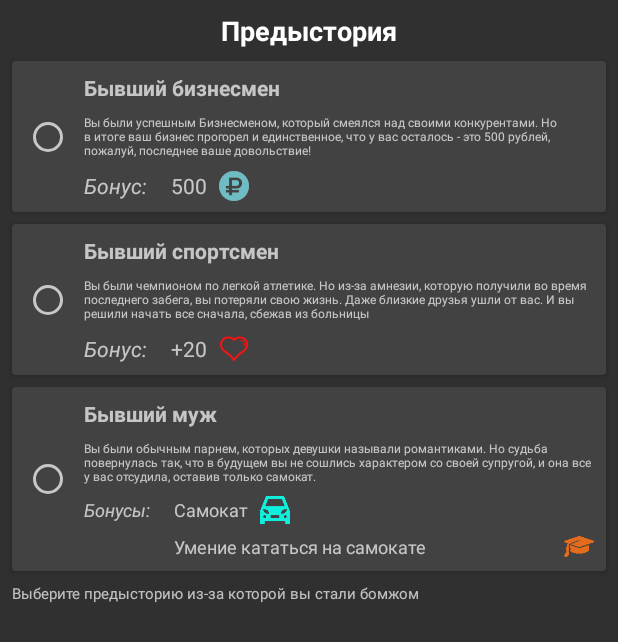
After one commit to rpuxa/Bomjara2, an Android app: the PrehistoryActivity screen opened directly, with no data from a screen before it, on a phone screen of 412 x 824 dp. The commit adds this screen. Shown: the top 642 px of the screen. Run offline under Robolectric (Android 15) with nearby library versions, the phone set to English and light mode, and no system bars.

Commit message:
Rebuild saves add prehistory

```diff
--- a/app/src/main/AndroidManifest.xml
+++ b/app/src/main/AndroidManifest.xml
@@ -29,7 +29,8 @@
         <activity
             android:name=".activities.ContentActivity"
             android:screenOrientation="portrait" />
-        <activity android:name=".activities.SettingsActivity"></activity>
+        <activity android:name=".activities.SettingsActivity" />
+        <activity android:name=".activities.PrehistoryActivity"></activity>
     </application>
 
 </manifest>
--- /dev/null
+++ b/app/src/main/java/ru/rpuxa/bomjara2/activities/PrehistoryActivity.kt
@@ -0,0 +1,65 @@
+package ru.rpuxa.bomjara2.activities
+
+import android.os.Bundle
+import android.support.v7.app.AppCompatActivity
+import android.view.View
+import kotlinx.android.synthetic.main.activity_prehistory.*
+import ru.rpuxa.bomjara2.R
+import ru.rpuxa.bomjara2.actions.Actions
+import ru.rpuxa.bomjara2.game.Player
+import ru.rpuxa.bomjara2.settings.Settings
+import ru.rpuxa.bomjara2.startActivity
+
+class PrehistoryActivity : AppCompatActivity() {
+
+    override fun onCreate(savedInstanceState: Bundle?) {
+        super.onCreate(savedInstanceState)
+        setContentView(R.layout.activity_prehistory)
+        val radio1 = history1_radiobutton
+        val radio2 = history2_radiobutton
+        val radio3 = history3_radiobutton
+
+        history1.setOnClickListener {
+            radio1.isChecked = true
+            radio2.isChecked = false
+            radio3.isChecked = false
+            start_survive.visibility = View.VISIBLE
+        }
+
+        history2.setOnClickListener {
+            radio1.isChecked = false
+            radio2.isChecked = true
+            radio3.isChecked = false
+            start_survive.visibility = View.VISIBLE
+        }
+
+        history3.setOnClickListener {
+            radio1.isChecked = false
+            radio2.isChecked = false
+            radio3.isChecked = true
+            start_survive.visibility = View.VISIBLE
+        }
+
+        start_survive.setOnClickListener {
+            when {
+                radio1.isChecked -> {
+                    Player.CURRENT.money.rubles = 500
+                }
+                radio2.isChecked -> {
+                    Player.CURRENT.maxCondition.health = 120
+                }
+                radio3.isChecked -> {
+                    Player.CURRENT.possessions.transport = 1
+                    Player.CURRENT.courses[0] = Actions.COURSES[0].length
+                }
+            }
+            Player.CURRENT.age++
+            startActivity<ContentActivity>()
+            Settings.lastSave = Player.CURRENT.id
+
+        }
+    }
+
+    override fun onBackPressed() {
+    }
+}
--- /dev/null
+++ b/app/src/main/java/ru/rpuxa/bomjara2/cache/NoSerializableException.kt
@@ -0,0 +1,3 @@
+package ru.rpuxa.bomjara2.cache
+
+class NoSerializableException(reason: String) : RuntimeException(reason)
--- a/app/src/main/java/ru/rpuxa/bomjara2/game/Player.kt
+++ b/app/src/main/java/ru/rpuxa/bomjara2/game/Player.kt
@@ -8,6 +8,7 @@ import ru.rpuxa.bomjara2.game.player.Possessions
 import ru.rpuxa.bomjara2.gauss
 import ru.rpuxa.bomjara2.getStringAge
 import ru.rpuxa.bomjara2.save.Save
+import ru.rpuxa.bomjara2.settings.Settings
 
 class Player(var id: Long, var name: String, val old: Boolean) {
     var listener: Player.Listener? = null
@@ -23,6 +24,11 @@ class Player(var id: Long, var name: String, val old: Boolean) {
     var possessions = Possessions(location = 2)
     var courses = IntArray(Actions.COURSES.size)
     var age = 0
+        set(value) {
+            field = value
+            if (value == 50)
+                Settings.showTips = false
+        }
     var efficiency = 100
 
     var caughtByPolice = false
--- /dev/null
+++ b/app/src/main/res/layout/activity_prehistory.xml
@@ -0,0 +1,374 @@
+<?xml version="1.0" encoding="utf-8"?>
+<android.support.constraint.ConstraintLayout xmlns:android="http://schemas.android.com/apk/res/android"
+    xmlns:app="http://schemas.android.com/apk/res-auto"
+    android:layout_width="match_parent"
+    android:layout_height="wrap_content">
+
+    <android.support.v7.widget.CardView
+        android:id="@+id/history1"
+        android:layout_width="0dp"
+        android:layout_height="wrap_content"
+        android:layout_marginEnd="8dp"
+        android:layout_marginLeft="8dp"
+        android:layout_marginRight="8dp"
+        android:layout_marginStart="8dp"
+        android:layout_marginTop="8dp"
+        app:layout_constraintEnd_toEndOf="parent"
+        app:layout_constraintStart_toStartOf="parent"
+        app:layout_constraintTop_toBottomOf="@+id/textView26">
+
+        <android.support.constraint.ConstraintLayout
+            android:layout_width="match_parent"
+            android:layout_height="wrap_content">
+
+            <RadioButton
+                android:id="@+id/history1_radiobutton"
+                android:layout_width="wrap_content"
+                android:layout_height="wrap_content"
+                android:layout_marginBottom="8dp"
+                android:layout_marginLeft="8dp"
+                android:layout_marginStart="8dp"
+                android:layout_marginTop="8dp"
+                android:clickable="false"
+                app:layout_constraintBottom_toBottomOf="parent"
+                app:layout_constraintStart_toStartOf="parent"
+                app:layout_constraintTop_toTopOf="parent" />
+
+            <TextView
+                android:id="@+id/textView16"
+                android:layout_width="wrap_content"
+                android:layout_height="wrap_content"
+                android:layout_marginLeft="8dp"
+                android:layout_marginStart="8dp"
+                android:layout_marginTop="8dp"
+                android:text="Бывший бизнесмен"
+                android:textStyle="bold"
+                app:layout_constraintStart_toEndOf="@+id/history1_radiobutton"
+                app:layout_constraintTop_toTopOf="parent" />
+
+            <TextView
+                android:id="@+id/textView17"
+                android:layout_width="wrap_content"
+                android:layout_height="wrap_content"
+                android:layout_marginBottom="8dp"
+                android:layout_marginLeft="8dp"
+                android:layout_marginStart="8dp"
+                android:layout_marginTop="8dp"
+                android:text="Бонус:"
+                android:textStyle="italic"
+                app:layout_constraintBottom_toBottomOf="parent"
+                app:layout_constraintStart_toEndOf="@+id/history1_radiobutton"
+                app:layout_constraintTop_toBottomOf="@+id/textView2" />
+
+            <TextView
+                android:id="@+id/textView19"
+                android:layout_width="wrap_content"
+                android:layout_height="wrap_content"
+                android:layout_marginLeft="16dp"
+                android:layout_marginStart="16dp"
+                android:text="500"
+                app:layout_constraintBaseline_toBaselineOf="@+id/textView17"
+                app:layout_constraintStart_toEndOf="@+id/textView17" />
+
+            <ImageView
+                android:id="@+id/imageView15"
+                android:layout_width="20dp"
+                android:layout_height="20dp"
+                android:layout_marginLeft="8dp"
+                android:layout_marginStart="8dp"
+                app:layout_constraintBottom_toBottomOf="@+id/textView19"
+                app:layout_constraintStart_toEndOf="@+id/textView19"
+                app:layout_constraintTop_toTopOf="@+id/textView19"
+                app:srcCompat="@drawable/ruble" />
+
+            <TextView
+                android:id="@+id/textView2"
+                android:layout_width="0dp"
+                android:layout_height="wrap_content"
+                android:layout_marginEnd="8dp"
+                android:layout_marginLeft="8dp"
+                android:layout_marginRight="8dp"
+                android:layout_marginStart="8dp"
+                android:layout_marginTop="8dp"
+                android:text="Вы были успешным Бизнесменом, который смеялся над своими конкурентами. Но в итоге ваш бизнес прогорел и единственное, что у вас осталось - это 500 рублей, пожалуй, последнее ваше довольствие!"
+                android:textSize="8sp"
+                app:layout_constraintEnd_toEndOf="parent"
+                app:layout_constraintStart_toEndOf="@+id/history1_radiobutton"
+                app:layout_constraintTop_toBottomOf="@+id/textView16" />
+        </android.support.constraint.ConstraintLayout>
+
+    </android.support.v7.widget.CardView>
+
+    <android.support.v7.widget.CardView
+        android:id="@+id/history3"
+        android:layout_width="0dp"
+        android:layout_height="wrap_content"
+        android:layout_marginEnd="8dp"
+        android:layout_marginLeft="8dp"
+        android:layout_marginRight="8dp"
+        android:layout_marginStart="8dp"
+        android:layout_marginTop="8dp"
+        app:layout_constraintEnd_toEndOf="parent"
+        app:layout_constraintHorizontal_bias="0.0"
+        app:layout_constraintStart_toStartOf="parent"
+        app:layout_constraintTop_toBottomOf="@+id/history2">
+
+        <android.support.constraint.ConstraintLayout
+            android:layout_width="match_parent"
+            android:layout_height="wrap_content">
+
+            <RadioButton
+                android:id="@+id/history3_radiobutton"
+                android:layout_width="wrap_content"
+                android:layout_height="wrap_content"
+                android:layout_marginBottom="8dp"
+                android:layout_marginLeft="8dp"
+                android:layout_marginStart="8dp"
+                android:layout_marginTop="8dp"
+                android:clickable="false"
+                app:layout_constraintBottom_toBottomOf="parent"
+                app:layout_constraintStart_toStartOf="parent"
+                app:layout_constraintTop_toTopOf="parent" />
+
+            <TextView
+                android:id="@+id/textView16"
+                android:layout_width="wrap_content"
+                android:layout_height="wrap_content"
+                android:layout_marginLeft="8dp"
+                android:layout_marginStart="8dp"
+                android:layout_marginTop="8dp"
+                android:text="Бывший муж"
+                android:textStyle="bold"
+                app:layout_constraintStart_toEndOf="@+id/history3_radiobutton"
+                app:layout_constraintTop_toTopOf="parent" />
+
+            <TextView
+                android:id="@+id/textView17"
+                android:layout_width="wrap_content"
+                android:layout_height="wrap_content"
+                android:layout_marginLeft="8dp"
+                android:layout_marginStart="8dp"
+                android:layout_marginTop="8dp"
+                android:text="Бонусы:"
+                android:textSize="12sp"
+                android:textStyle="italic"
+                app:layout_constraintStart_toEndOf="@+id/history3_radiobutton"
+                app:layout_constraintTop_toBottomOf="@+id/textView25" />
+
+            <TextView
+                android:id="@+id/textView19"
+                android:layout_width="wrap_content"
+                android:layout_height="wrap_content"
+                android:layout_marginLeft="16dp"
+                android:layout_marginStart="16dp"
+                android:text="Самокат"
+                android:textSize="12sp"
+                app:layout_constraintBaseline_toBaselineOf="@+id/textView17"
+                app:layout_constraintStart_toEndOf="@+id/textView17" />
+
+            <ImageView
+                android:id="@+id/imageView15"
+                android:layout_width="20dp"
+                android:layout_height="20dp"
+                android:layout_marginEnd="8dp"
+                android:layout_marginLeft="8dp"
+                android:layout_marginRight="8dp"
+                android:layout_marginStart="8dp"
+                app:layout_constraintBottom_toBottomOf="@+id/textView23"
+                app:layout_constraintEnd_toEndOf="parent"
+                app:layout_constraintHorizontal_bias="0.5"
+                app:layout_constraintStart_toEndOf="@+id/textView23"
+                app:layout_constraintTop_toTopOf="@+id/textView23"
+                app:srcCompat="@drawable/colored_courses" />
+
+            <ImageView
+                android:id="@+id/imageView16"
+                android:layout_width="20dp"
+                android:layout_height="20dp"
+                android:layout_marginLeft="8dp"
+                android:layout_marginStart="8dp"
+                app:layout_constraintBottom_toBottomOf="@+id/textView19"
+                app:layout_constraintStart_toEndOf="@+id/textView19"
+                app:layout_constraintTop_toTopOf="@+id/textView19"
+                app:srcCompat="@drawable/colored_transport" />
+
+            <TextView
+                android:id="@+id/textView23"
+                android:layout_width="0dp"
+                android:layout_height="wrap_content"
+                android:layout_marginBottom="8dp"
+                android:layout_marginTop="8dp"
+                android:text="Умение кататься на самокате"
+                android:textSize="12sp"
+                app:layout_constraintBottom_toBottomOf="parent"
+                app:layout_constraintEnd_toStartOf="@+id/imageView15"
+                app:layout_constraintHorizontal_bias="0.0"
+                app:layout_constraintHorizontal_chainStyle="packed"
+                app:layout_constraintStart_toStartOf="@+id/textView19"
+                app:layout_constraintTop_toBottomOf="@+id/textView19" />
+
+            <TextView
+                android:id="@+id/textView25"
+                android:layout_width="0dp"
+                android:layout_height="wrap_content"
+                android:layout_marginEnd="8dp"
+                android:layout_marginLeft="8dp"
+                android:layout_marginRight="8dp"
+                android:layout_marginStart="8dp"
+                android:layout_marginTop="8dp"
+                android:text="Вы были обычным парнем, которых девушки называли романтиками. Но судьба повернулась так, что в будущем вы не сошлись характером со своей супругой, и она все у вас отсудила, оставив только самокат."
+                android:textSize="8sp"
+                app:layout_constraintEnd_toEndOf="parent"
+                app:layout_constraintStart_toEndOf="@+id/history3_radiobutton"
+                app:layout_constraintTop_toBottomOf="@+id/textView16" />
+
+        </android.support.constraint.ConstraintLayout>
+
+    </android.support.v7.widget.CardView>
+
+    <android.support.v7.widget.CardView
+        android:id="@+id/history2"
+        android:layout_width="0dp"
+        android:layout_height="wrap_content"
+        android:layout_marginEnd="8dp"
+        android:layout_marginLeft="8dp"
+        android:layout_marginRight="8dp"
+        android:layout_marginStart="8dp"
+        android:layout_marginTop="8dp"
+        app:layout_constraintEnd_toEndOf="parent"
+        app:layout_constraintHorizontal_bias="0.0"
+        app:layout_constraintStart_toStartOf="parent"
+        app:layout_constraintTop_toBottomOf="@+id/history1">
+
+        <android.support.constraint.ConstraintLayout
+            android:layout_width="match_parent"
+            android:layout_height="wrap_content">
+
+            <RadioButton
+                android:id="@+id/history2_radiobutton"
+                android:layout_width="wrap_content"
+                android:layout_height="wrap_content"
+                android:layout_marginBottom="8dp"
+                android:layout_marginLeft="8dp"
+                android:layout_marginStart="8dp"
+                android:layout_marginTop="8dp"
+                android:clickable="false"
+                app:layout_constraintBottom_toBottomOf="parent"
+                app:layout_constraintStart_toStartOf="parent"
+                app:layout_constraintTop_toTopOf="parent" />
+
+            <TextView
+                android:id="@+id/textView16"
+                android:layout_width="wrap_content"
+                android:layout_height="wrap_content"
+                android:layout_marginLeft="8dp"
+                android:layout_marginStart="8dp"
+                android:layout_marginTop="8dp"
+                android:text="Бывший спортсмен"
+                android:textStyle="bold"
+                app:layout_constraintStart_toEndOf="@+id/history2_radiobutton"
+                app:layout_constraintTop_toTopOf="parent" />
+
+            <TextView
+                android:id="@+id/textView17"
+                android:layout_width="wrap_content"
+                android:layout_height="wrap_content"
+                android:layout_marginBottom="8dp"
+                android:layout_marginLeft="8dp"
+                android:layout_marginStart="8dp"
+                android:layout_marginTop="8dp"
+                android:text="Бонус:"
+                android:textStyle="italic"
+                app:layout_constraintBottom_toBottomOf="parent"
+                app:layout_constraintStart_toEndOf="@+id/history2_radiobutton"
+                app:layout_constraintTop_toBottomOf="@+id/textView8" />
+
+            <TextView
+                android:id="@+id/textView19"
+                android:layout_width="wrap_content"
+                android:layout_height="wrap_content"
+                android:layout_marginLeft="16dp"
+                android:layout_marginStart="16dp"
+                android:text="+20"
+                app:layout_constraintBaseline_toBaselineOf="@+id/textView17"
+                app:layout_constraintStart_toEndOf="@+id/textView17" />
+
+            <ImageView
+                android:id="@+id/imageView15"
+                android:layout_width="20dp"
+                android:layout_height="20dp"
+                android:layout_marginLeft="8dp"
+                android:layout_marginStart="8dp"
+                app:layout_constraintBottom_toBottomOf="@+id/textView19"
+                app:layout_constraintStart_toEndOf="@+id/textView19"
+                app:layout_constraintTop_toTopOf="@+id/textView19"
+                app:srcCompat="@drawable/colored_health" />
+
+            <TextView
+                android:id="@+id/textView8"
+                android:layout_width="0dp"
+                android:layout_height="wrap_content"
+                android:layout_marginEnd="8dp"
+                android:layout_marginLeft="8dp"
+                android:layout_marginRight="8dp"
+                android:layout_marginStart="8dp"
+                android:layout_marginTop="8dp"
+                android:text="Вы были чемпионом по легкой атлетике. Но из-за амнезии, которую получили во время последнего забега, вы потеряли свою жизнь. Даже близкие друзья ушли от вас. И вы решили начать все сначала, сбежав из больницы"
+                android:textSize="8sp"
+                app:layout_constraintEnd_toEndOf="parent"
+                app:layout_constraintStart_toEndOf="@+id/history2_radiobutton"
+                app:layout_constraintTop_toBottomOf="@+id/textView16" />
+        </android.support.constraint.ConstraintLayout>
+
+    </android.support.v7.widget.CardView>
+
+    <TextView
+        android:id="@+id/textv"
+        android:layout_width="0dp"
+        android:layout_height="wrap_content"
+        android:layout_marginBottom="8dp"
+        android:layout_marginEnd="8dp"
+        android:layout_marginLeft="8dp"
+        android:layout_marginRight="8dp"
+        android:layout_marginStart="8dp"
+        android:layout_marginTop="8dp"
+        android:text="Выберите предысторию из-за которой вы стали бомжом"
+        android:textSize="10sp"
+        app:layout_constraintBottom_toBottomOf="@+id/start_survive"
+        app:layout_constraintEnd_toStartOf="@+id/start_survive"
+        app:layout_constraintStart_toStartOf="parent"
+        app:layout_constraintTop_toTopOf="@+id/start_survive" />
+
+    <Button
+        android:id="@+id/start_survive"
+        android:layout_width="wrap_content"
+        android:layout_height="wrap_content"
+        android:layout_marginBottom="8dp"
+        android:layout_marginEnd="8dp"
+        android:layout_marginRight="8dp"
+        android:layout_marginTop="8dp"
+        android:text="Начать выживание"
+        android:textAppearance="@style/TextAppearance.AppCompat"
+        android:visibility="gone"
+        app:layout_constraintBottom_toBottomOf="parent"
+        app:layout_constraintEnd_toEndOf="parent"
+        app:layout_constraintTop_toBottomOf="@+id/history3" />
+
+    <TextView
+        android:id="@+id/textView26"
+        android:layout_width="wrap_content"
+        android:layout_height="wrap_content"
+        android:layout_marginEnd="8dp"
+        android:layout_marginLeft="8dp"
+        android:layout_marginRight="8dp"
+        android:layout_marginStart="8dp"
+        android:layout_marginTop="8dp"
+        android:text="Предыстория"
+        android:textColor="@color/cardview_light_background"
+        android:textSize="18sp"
+        android:textStyle="bold"
+        app:layout_constraintEnd_toEndOf="parent"
+        app:layout_constraintStart_toStartOf="parent"
+        app:layout_constraintTop_toTopOf="parent" />
+
+</android.support.constraint.ConstraintLayout>
--- a/app/src/main/res/layout/open_exchange.xml
+++ b/app/src/main/res/layout/open_exchange.xml
@@ -89,7 +89,7 @@
         app:layout_constraintEnd_toStartOf="@+id/to_group"
         app:layout_constraintStart_toEndOf="@+id/from_group"
         app:layout_constraintTop_toTopOf="@+id/to_group"
-        app:srcCompat="@drawable/arrow" />
+        app:srcCompat="@drawable/bitcoin" />
 
     <EditText
         android:id="@+id/from_count"
```
Also changed, not shown: app/src/main/java/ru/rpuxa/bomjara2/activities/SavesActivity.kt (+7 -3 lines), app/src/main/java/ru/rpuxa/bomjara2/cache/SuperDeserializator.java (added, +60 -0 lines), app/src/main/java/ru/rpuxa/bomjara2/cache/SuperSerializable.java (added, +61 -0 lines), app/src/main/java/ru/rpuxa/bomjara2/cache/ToSerialize.java (added, +15 -0 lines), app/src/main/java/ru/rpuxa/bomjara2/save/SaveLoader.kt (+15 -10 lines), app/src/main/java/ru/rpuxa/bomjara2/settings/Settings.kt (+5 -5 lines).
